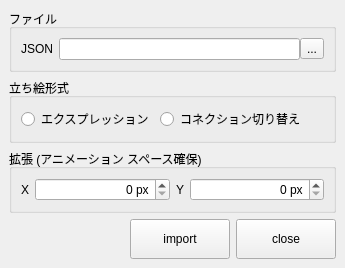
Before: the Qt Designer form app/fusion/python/rs_fusion/tool/importer/importer.ui in nakano000/Resolve_Script, drawn with Qt 5.
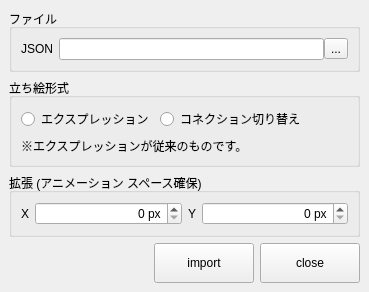
After: the same form once the commit is applied.

Commit message: PsdSplitter用読み込みツール追加

Diff of the .ui file:
```diff
--- a/app/fusion/python/rs_fusion/tool/importer/importer.ui
+++ b/app/fusion/python/rs_fusion/tool/importer/importer.ui
@@ -6,8 +6,8 @@
    <rect>
     <x>0</x>
     <y>0</y>
-    <width>345</width>
-    <height>246</height>
+    <width>369</width>
+    <height>264</height>
    </rect>
   </property>
   <property name="windowTitle">
@@ -85,6 +85,13 @@
          </item>
         </layout>
        </item>
+       <item>
+        <widget class="QLabel" name="label">
+         <property name="text">
+          <string>※エクスプレッションが従来のものです。</string>
+         </property>
+        </widget>
+       </item>
       </layout>
      </widget>
     </item>
```
The commit also changes 1 other file.
